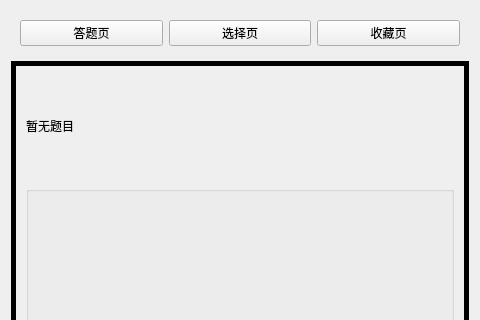
This is src/ui/widgetOfStart.ui in azh-1415926/CS_Contest as Qt 5 draws it before an edit; both pictures show x 0 to 480 and y 0 to 320 of the 480 by 640 pixel window. The edited form follows.
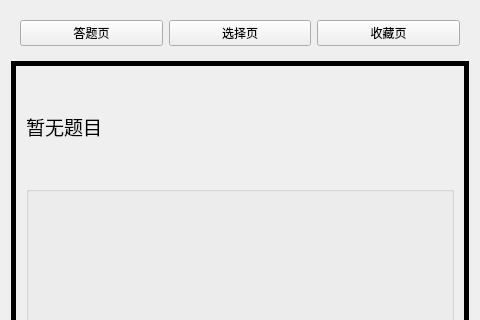
This is the edited form. Custom widgets are drawn as their Qt base class.

Commit message: 调整题目文本大小，和选项文本大小、间距

Diff of the .ui file:
```diff
--- a/src/ui/widgetOfStart.ui
+++ b/src/ui/widgetOfStart.ui
@@ -68,6 +68,11 @@
        </property>
        <item>
         <widget class="QLabel" name="textOfQuestion">
+         <property name="font">
+          <font>
+           <pointsize>14</pointsize>
+          </font>
+         </property>
          <property name="text">
           <string>暂无题目</string>
          </property>
```
Left out of the diff: 5 changed lines with no effect on the pictures. The commit also changes 1 other file.
